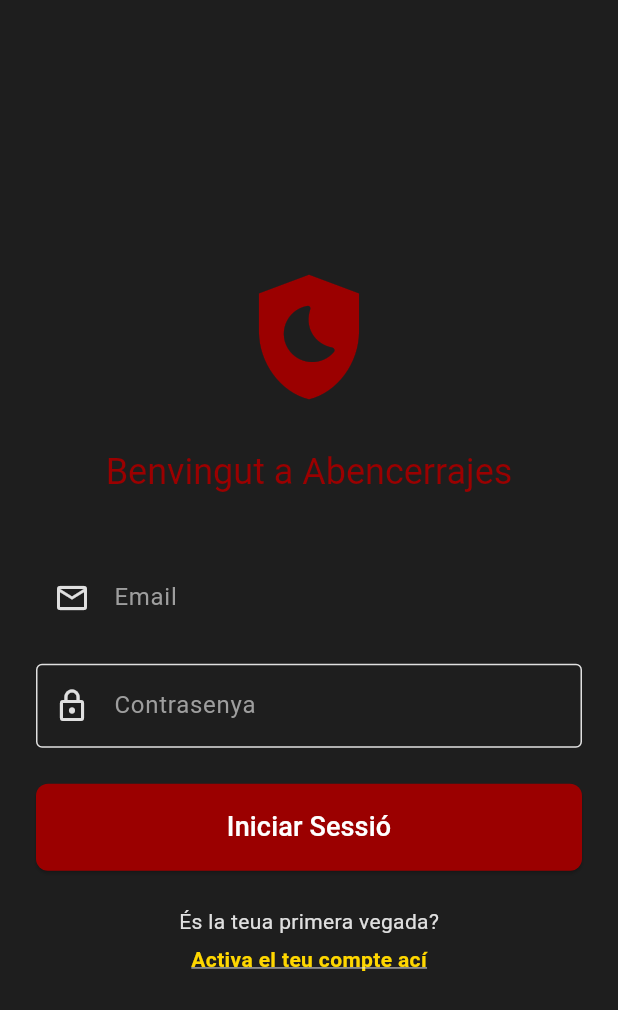
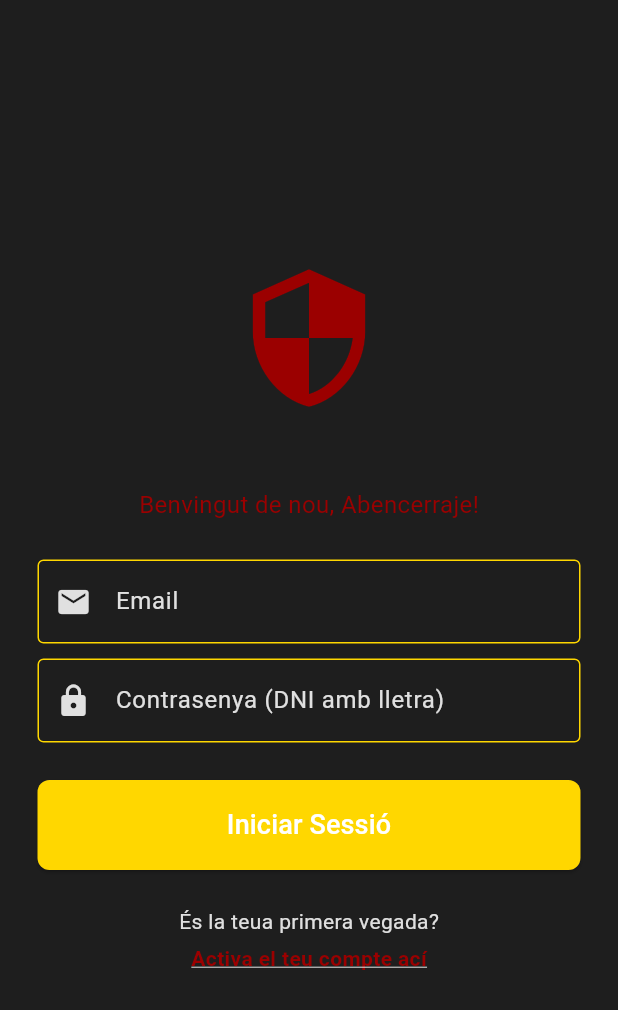
Before and after one commit to alv1503/fila-abencerrajes-app, a Flutter app: the screen it shows after launch, on a phone screen of 412 x 824 dp. Shown: the top 1010 px of the screen. Run offline on Flutter 3.47's test engine with Material 3 defaults, Android fonts, the phone set to English and light mode, and no system bars; our stand-ins replace cloud_firestore, file_picker, firebase_auth, firebase_core, firebase_storage, flutter_datetime_picker_plus and 4 more; missing offline and left inert: excel, flutter_cached_pdfview, version; accounts and stored records are empty.

Commit message:
Cambios en método de actualización

```diff
--- a/lib/auth/login_page.dart
+++ b/lib/auth/login_page.dart
@@ -2,99 +2,76 @@
 import 'package:abenceapp/services/auth_service.dart';
 import 'package:flutter/material.dart';
 import 'package:abenceapp/auth/activate_account_page.dart';
-import 'package:abenceapp/auth/auth_gate.dart'; // <--- IMPORTANTE: Necesario para la redirección
 
-/// La pàgina d'inici de sessió.
-///
-/// Proporciona camps per a email i contrasenya (DNI).
-/// Gestiona l'estat de càrrega (`_isLoading`) durant el procés de login.
+// Eliminamos el import de auth_gate si no se usa explícitamente dentro,
+// aunque si lo usas para algo más, déjalo.
+
 class LoginPage extends StatefulWidget {
-  // Funció per a canviar a la pàgina de registre (ara només un text).
+  // Hacemos que onTap sea opcional quitando el 'required'
   final void Function()? onTap;
 
-  const LoginPage({super.key, required this.onTap});
+  const LoginPage({super.key, this.onTap}); // <--- CORREGIDO AQUÍ
 
   @override
   State<LoginPage> createState() => _LoginPageState();
 }
 
 class _LoginPageState extends State<LoginPage> {
-  // Controladors per als camps de text d'email i contrasenya.
   final TextEditingController _emailController = TextEditingController();
   final TextEditingController _passwordController = TextEditingController();
-
-  // Instància del nostre servei d'autenticació.
   final AuthService _authService = AuthService();
-
-  // Controla l'estat de càrrega per a mostrar/ocultar l'indicador de progrés.
   bool _isLoading = false;
 
   @override
   void dispose() {
-    // Alliberem els controladors quan el widget es destrueix per a evitar
-    // problemes de memòria.
     _emailController.dispose();
     _passwordController.dispose();
     super.dispose();
   }
 
-  /// Funció principal per a gestionar l'inici de sessió.
-  void _login(BuildContext context) async {
-    // Bloqueja el botó si ja s'està processant una petició.
-    if (_isLoading) return;
+  void login() async {
+    // Validació bàsica
+    if (_emailController.text.isEmpty || _passwordController.text.isEmpty) {
+      ScaffoldMessenger.of(context).showSnackBar(
+        const SnackBar(content: Text("Si us plau, ompli tots els camps")),
+      );
+      return;
+    }
 
-    // Activa l'indicador de càrrega i redibuixa el widget.
     setState(() {
       _isLoading = true;
     });
 
     try {
-      // Intenta iniciar sessió amb el servei d'autenticació.
       await _authService.signInWithEmailPassword(
-        _emailController.text.trim(), // Afegit trim() per seguretat
+        _emailController.text.trim(),
         _passwordController.text.trim(),
       );
-
-      // --- CANVI CLAU: Redirecció forçada ---
+      // Si el login és correcte, el StreamBuilder (a AuthGate o Main)
+      // redirigirà automàticament a la Home. No cal fer Navigator.
+    } catch (e) {
       if (mounted) {
-        // Forzamos la navegación a la puerta principal (AuthGate)
-        // Usamos pushAndRemoveUntil para borrar el historial y que no puedan volver atrás
-        Navigator.of(context).pushAndRemoveUntil(
-          MaterialPageRoute(builder: (context) => const AuthGate()),
-          (route) => false,
+        showDialog(
+          context: context,
+          builder: (context) => AlertDialog(
+            title: const Text("Error d'Inici de Sessió"),
+            content: Text(e.toString()),
+            actions: [
+              TextButton(
+                onPressed: () => Navigator.pop(context),
+                child: const Text("D'acord"),
+              ),
+            ],
+          ),
         );
       }
-    } catch (e) {
-      // Captura qualsevol error que ocórrega durant el login.
-      // Revisa si el widget encara està "muntat" (visible)
-      // abans de mostrar un SnackBar.
+    } finally {
       if (mounted) {
-        // Personalitzem el missatge d'error segons el codi de Firebase.
-        String errorMessage = 'Error en iniciar sessió';
-        if (e.toString().contains('INVALID_LOGIN_CREDENTIALS') ||
-            e.toString().contains('invalid-credential')) {
-          errorMessage = 'Email o contrasenya incorrectes.';
-        } else if (e.toString().contains('invalid-email')) {
-          errorMessage = 'El format de l\'email no és vàlid.';
-        }
-
-        // Mostra una barra d'error a la part inferior.
-        ScaffoldMessenger.of(context).showSnackBar(
-          SnackBar(
-            content: Text(errorMessage),
-            backgroundColor: Theme.of(context).colorScheme.error,
-          ),
-        );
-
-        // Si falla, llevem la càrrega perquè puguen tornar a intentar-ho
         setState(() {
           _isLoading = false;
         });
       }
     }
-    // Nota: He llevat el 'finally' per a evitar conflictes amb la navegació
-    // Si tot va bé, canviem de pantalla i no cal fer setState(false).
-    // Si va malament, el catch ja fa el setState(false).
   }
 
   @override
@@ -102,79 +79,93 @@ class _LoginPageState extends State<LoginPage> {
     return Scaffold(
       backgroundColor: Theme.of(context).colorScheme.surface,
       body: Center(
-        // Fem que la pàgina siga 'scrollable' per a evitar que el teclat
-        // tape els camps de text en pantalles menudes.
         child: SingleChildScrollView(
-          padding: const EdgeInsets.all(24.0),
+          padding: const EdgeInsets.symmetric(horizontal: 25.0),
           child: Column(
             mainAxisAlignment: MainAxisAlignment.center,
             children: [
-              // Icona/Logo de l'app.
+              // LOGO
               Icon(
-                Icons.shield_moon,
+                Icons.security_outlined, // O la teua icona de la filà
                 size: 100,
                 color: Theme.of(context).colorScheme.primary,
               ),
-              const SizedBox(height: 24),
+              const SizedBox(height: 50),
+
+              // MISSATGE DE BENVINGUDA
               Text(
-                'Benvingut a Abencerrajes',
-                style: Theme.of(context).textTheme.headlineSmall?.copyWith(
+                "Benvingut de nou, Abencerraje!",
+                style: TextStyle(
                   color: Theme.of(context).colorScheme.primary,
+                  fontSize: 16,
                 ),
               ),
-              const SizedBox(height: 40),
+              const SizedBox(height: 25),
 
-              // Camp d'Email.
-              TextFormField(
+              // EMAIL TEXTFIELD
+              TextField(
                 controller: _emailController,
-                decoration: const InputDecoration(
-                  labelText: 'Email',
-                  prefixIcon: Icon(Icons.email_outlined),
+                decoration: InputDecoration(
+                  hintText: "Email",
+                  prefixIcon: const Icon(Icons.email),
+                  enabledBorder: OutlineInputBorder(
+                    borderSide: BorderSide(
+                      color: Theme.of(context).colorScheme.tertiary,
+                    ),
+                  ),
+                  focusedBorder: OutlineInputBorder(
+                    borderSide: BorderSide(
+                      color: Theme.of(context).colorScheme.primary,
+                    ),
+                  ),
                 ),
-                keyboardType: TextInputType.emailAddress,
-                autocorrect: false,
-                textCapitalization: TextCapitalization.none,
               ),
-              const SizedBox(height: 16),
+              const SizedBox(height: 10),
 
-              // Camp de Contrasenya.
-              TextFormField(
+              // PASSWORD TEXTFIELD
+              TextField(
                 controller: _passwordController,
                 obscureText: true,
-                // Habilita lletres, números i símbols
-                keyboardType: TextInputType.visiblePassword,
+                decoration: InputDecoration(
+                  hintText: "Contrasenya (DNI amb lletra)",
+                  prefixIcon: const Icon(Icons.lock),
+                  enabledBorder: OutlineInputBorder(
+                    borderSide: BorderSide(
+                      color: Theme.of(context).colorScheme.tertiary,
+                    ),
+                  ),
+                  focusedBorder: OutlineInputBorder(
+                    borderSide: BorderSide(
+                      color: Theme.of(context).colorScheme.primary,
+                    ),
+                  ),
+                ),
+              ),
+              const SizedBox(height: 25),
 
-                decoration: const InputDecoration(
-                  labelText: 'Contrasenya',
-                  border: OutlineInputBorder(),
-                  prefixIcon: Icon(Icons.lock_outline),
-                ),
-                validator: (val) =>
-                    val!.isEmpty ? 'Introdueix la contrasenya' : null,
-              ),
-              const SizedBox(height: 24),
-
-              // Botó d'inici de sessió.
+              // LOGIN BUTTON
               SizedBox(
                 width: double.infinity,
+                height: 60,
                 child: ElevatedButton(
-                  // Si '_isLoading' és true, 'onPressed' és nul (botó desactivat).
-                  onPressed: _isLoading ? null : () => _login(context),
+                  onPressed: _isLoading ? null : login,
                   style: ElevatedButton.styleFrom(
-                    padding: const EdgeInsets.symmetric(vertical: 16),
+                    backgroundColor: Theme.of(context).colorScheme.secondary,
+                    shape: RoundedRectangleBorder(
+                      borderRadius: BorderRadius.circular(8),
+                    ),
                   ),
                   child: _isLoading
-                      // Mostra l'indicador de càrrega si s'està processant.
                       ? const CircularProgressIndicator(color: Colors.white)
                       : const Text(
                           'Iniciar Sessió',
-                          style: TextStyle(fontSize: 18),
+                          style: TextStyle(fontSize: 18, color: Colors.white),
                         ),
                 ),
               ),
               const SizedBox(height: 24),
 
-              // Enllaç per activar compte
+              // ENLLAÇ PER A ACTIVAR COMPTE
               Column(
                 mainAxisAlignment: MainAxisAlignment.center,
                 children: [
@@ -193,7 +184,7 @@ class _LoginPageState extends State<LoginPage> {
                       'Activa el teu compte ací',
                       style: TextStyle(
                         fontWeight: FontWeight.bold,
-                        color: Theme.of(context).colorScheme.secondary,
+                        color: Theme.of(context).colorScheme.primary,
                         decoration: TextDecoration.underline,
                       ),
                     ),
--- a/pubspec.yaml
+++ b/pubspec.yaml
@@ -5,7 +5,7 @@ description: "A new Flutter project."
 publish_to: 'none' # Remove this line if you wish to publish to pub.dev
 
 # CAMBIO IMPORTANTE: Subimos la versión visible (1.0.1) y el código de compilación (+2)
-version: 1.0.2+3
+version: 1.0.3+4
 
 environment:
   sdk: ^3.9.2
```
Also changed, not shown: lib/pages/tabs/profile_page.dart (+241 -265 lines), 1 other file.
